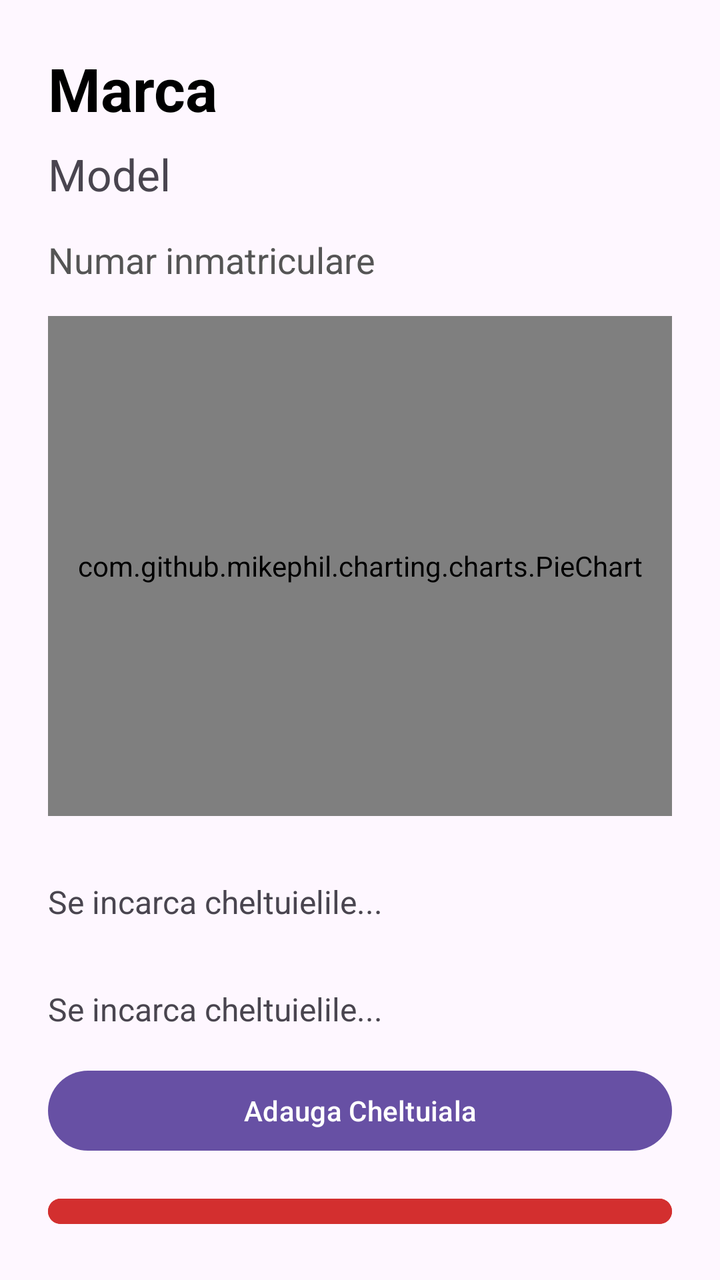
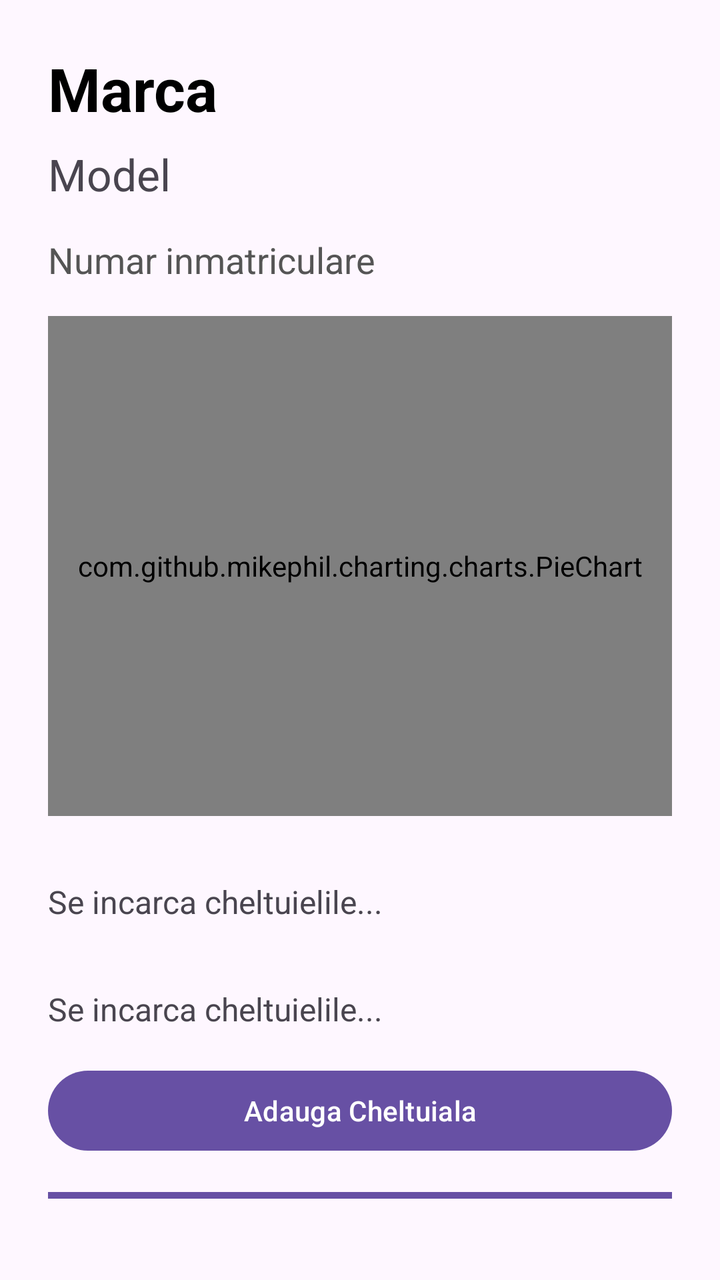

Two renders of the same Android screen: before a commit and after it. Below are the layout's source before the change and the commit's diff.
<!-- AndroidManifest.xml: application theme Theme.MyApplication -->
<!-- res/layout/activity_car_detail.xml -->
<?xml version="1.0" encoding="utf-8"?>
<LinearLayout xmlns:android="http://schemas.android.com/apk/res/android"
    android:layout_width="match_parent"
    android:layout_height="match_parent"
    android:orientation="vertical"
    android:padding="24dp">

    <TextView
        android:id="@+id/tvDetailBrand"
        android:layout_width="wrap_content"
        android:layout_height="wrap_content"
        android:textSize="30sp"
        android:textStyle="bold"
        android:textColor="#000000"
        android:text="Marca" />

    <TextView
        android:id="@+id/tvDetailModel"
        android:layout_width="wrap_content"
        android:layout_height="wrap_content"
        android:textSize="22sp"
        android:layout_marginTop="8dp"
        android:text="Model" />

    <TextView
        android:id="@+id/tvDetailPlate"
        android:layout_width="wrap_content"
        android:layout_height="wrap_content"
        android:layout_marginTop="16dp"
        android:text="Numar inmatriculare"
        android:textColor="#555555"
        android:textSize="18sp" />
    <com.github.mikephil.charting.charts.PieChart
        android:id="@+id/pieChart"
        android:layout_width="match_parent"
        android:layout_height="250dp"
        android:layout_marginTop="16dp"
        android:layout_marginBottom="16dp"/>

    <TextView
        android:id="@+id/tvExpensesList"
        android:layout_width="match_parent"
        android:layout_height="wrap_content"
        android:text="Se incarca cheltuielile..."
        android:textSize="16sp"
        android:layout_marginTop="16dp"
        android:layout_marginBottom="16dp"/>
    <TextView
        android:id="@+id/tvExpensesList"
        android:layout_width="match_parent"
        android:layout_height="wrap_content"
        android:text="Se incarca cheltuielile..."
        android:textSize="16sp"
        android:layout_marginTop="16dp"
        android:layout_marginBottom="16dp"/>
    <Button
        android:id="@+id/btnAddExpense"
        android:layout_width="match_parent"
        android:layout_height="wrap_content"
        android:text="Adauga Cheltuiala"
        android:layout_marginBottom="16dp"/>
    <Button
        android:id="@+id/btnDelete"
        android:layout_width="match_parent"
        android:layout_height="wrap_content"
        android:text="Sterge Masina"
        android:backgroundTint="#D32F2F"
        android:textColor="#FFFFFF" />

</LinearLayout>
<!-- resources referenced by this layout -->
<resources>
  <style name="Theme.MyApplication" parent="Base.Theme.MyApplication" />
  <style name="Base.Theme.MyApplication" parent="Theme.Material3.DayNight.NoActionBar">
          
          
      </style>
</resources>

<!-- the commit's change to res/layout/activity_car_detail.xml (unified diff, before → after) -->
@@ -60,6 +60,12 @@
         android:text="Adauga Cheltuiala"
         android:layout_marginBottom="16dp"/>
     <Button
+        android:id="@+id/btnEditCar"
+        android:layout_width="match_parent"
+        android:layout_height="wrap_content"
+        android:text="Editeaza Masina"
+        android:layout_marginBottom="16dp"/>
+    <Button
         android:id="@+id/btnDelete"
         android:layout_width="match_parent"
         android:layout_height="wrap_content"
